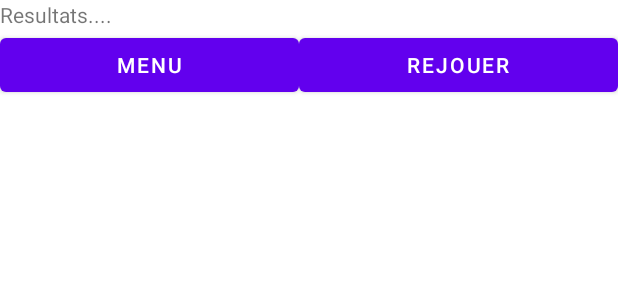
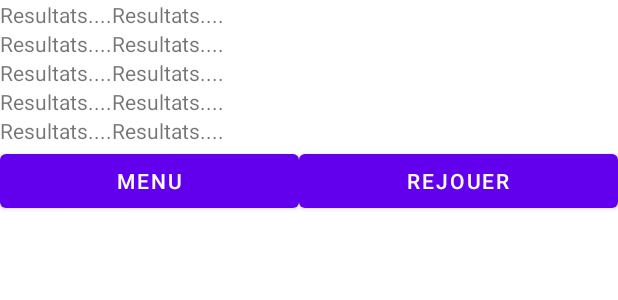
Before and after one commit to btssn-lasalle-84/plug-in-pool-2023, an Android app: the layout fenetre_fin_de_manche.xml on its own in the app's theme, with its tools: preview values and no code run, on a phone screen of 412 x 824 dp. Shown: the top 300 px of the screen. Run offline under Robolectric (Android 15) with nearby library versions, the phone set to English and light mode, and no system bars.

Commit message:
POOL2023-43 Correction de bugs

```diff
--- a/PlugInPool/app/src/main/java/com/example/pluginpool/ConfigurationManche.java
+++ b/PlugInPool/app/src/main/java/com/example/pluginpool/ConfigurationManche.java
@@ -213,6 +213,7 @@ public class ConfigurationManche extends AppCompatActivity
                     activiteManche.putExtra("joueur1", nomJoueur1);
                     activiteManche.putExtra("joueur2", nomJoueur2);
                     activiteManche.putExtra("connexionTable", connexionTable);
+                    activiteManche.putExtra("choixNomTable", choixNomTable);
                     startActivity(activiteManche);
                     Log.d(TAG, "DEBUG startActivity(activiteManche) Activite demarree avec succes");
                 }
--- a/PlugInPool/app/src/main/res/layout/fenetre_fin_de_manche.xml
+++ b/PlugInPool/app/src/main/res/layout/fenetre_fin_de_manche.xml
@@ -9,12 +9,78 @@
         android:layout_height="match_parent"
         android:orientation="vertical">
 
-        <TextView
-            android:id="@+id/resultats"
-            android:layout_width="match_parent"
+        <LinearLayout
+            android:layout_width="wrap_content"
             android:layout_height="wrap_content"
-            android:text="Resultats...." />
+            android:orientation="horizontal">
 
+            <LinearLayout
+                android:layout_width="match_parent"
+                android:layout_height="match_parent"
+                android:orientation="vertical">
+
+                <TextView
+                    android:id="@+id/joueur1"
+                    android:layout_width="match_parent"
+                    android:layout_height="wrap_content"
+                    android:text="Resultats...." />
+                <TextView
+                    android:id="@+id/nbRougesJoueur1"
+                    android:layout_width="match_parent"
+                    android:layout_height="wrap_content"
+                    android:text="Resultats...." />
+                <TextView
+                    android:id="@+id/nbJaunesJoueur1"
+                    android:layout_width="match_parent"
+                    android:layout_height="wrap_content"
+                    android:text="Resultats...." />
+                <TextView
+                    android:id="@+id/nbBlanchesJoueur1"
+                    android:layout_width="match_parent"
+                    android:layout_height="wrap_content"
+                    android:text="Resultats...." />
+                <TextView
+                    android:id="@+id/nbNoiresJoueur1"
+                    android:layout_width="match_parent"
+                    android:layout_height="wrap_content"
+                    android:text="Resultats...." />
+
+            </LinearLayout>
+
+            <LinearLayout
+                android:layout_width="match_parent"
+                android:layout_height="match_parent"
+                android:orientation="vertical">
+
+                <TextView
+                    android:id="@+id/joueur2"
+                    android:layout_width="match_parent"
+                    android:layout_height="wrap_content"
+                    android:text="Resultats...." />
+                <TextView
+                    android:id="@+id/nbRougesJoueur2"
+                    android:layout_width="match_parent"
+                    android:layout_height="wrap_content"
+                    android:text="Resultats...." />
+                <TextView
+                    android:id="@+id/nbJaunesJoueur2"
+                    android:layout_width="match_parent"
+                    android:layout_height="wrap_content"
+                    android:text="Resultats...." />
+                <TextView
+                    android:id="@+id/nbBlanchesJoueur2"
+                    android:layout_width="match_parent"
+                    android:layout_height="wrap_content"
+                    android:text="Resultats...." />
+                <TextView
+                    android:id="@+id/nbNoiresJoueur2"
+                    android:layout_width="match_parent"
+                    android:layout_height="wrap_content"
+                    android:text="Resultats...." />
+
+            </LinearLayout>
+
+        </LinearLayout>
         <LinearLayout
             android:layout_width="match_parent"
             android:layout_height="match_parent"
```
Also changed, not shown: PlugInPool/app/src/main/java/com/example/pluginpool/BaseDeDonnees.java (+27 -1 lines), PlugInPool/app/src/main/java/com/example/pluginpool/BlackBall.java (+17 -16 lines), PlugInPool/app/src/main/java/com/example/pluginpool/FinDeManche.java (+45 -7 lines), PlugInPool/app/src/main/java/com/example/pluginpool/Manche.java (+14 -9 lines).
